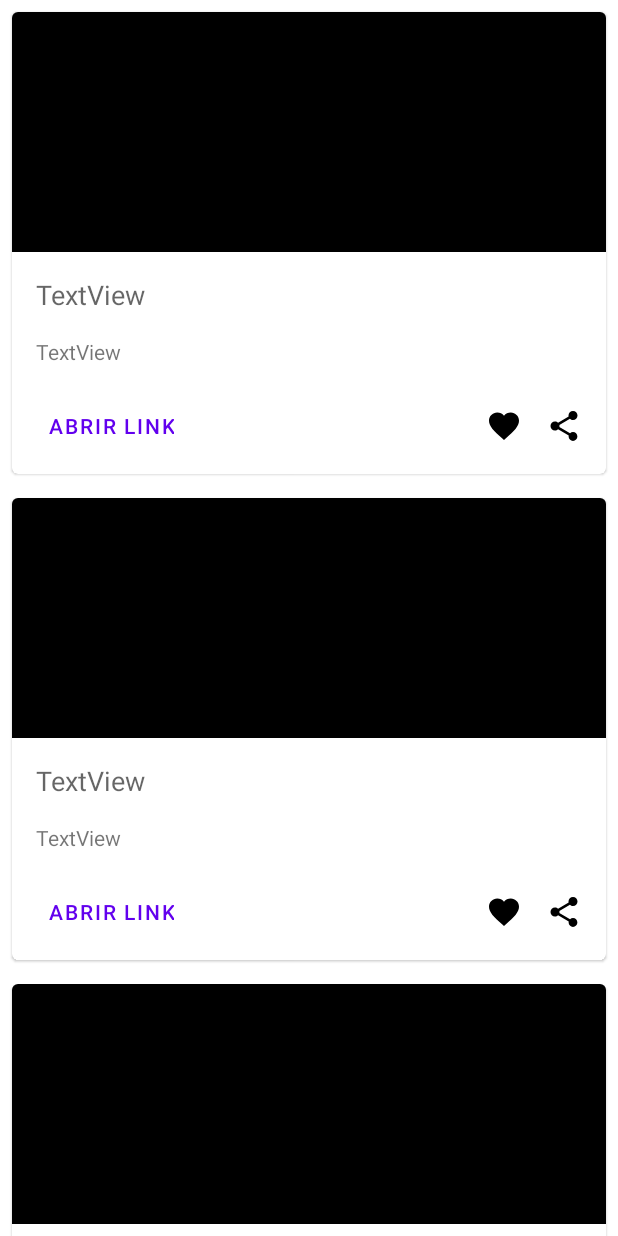
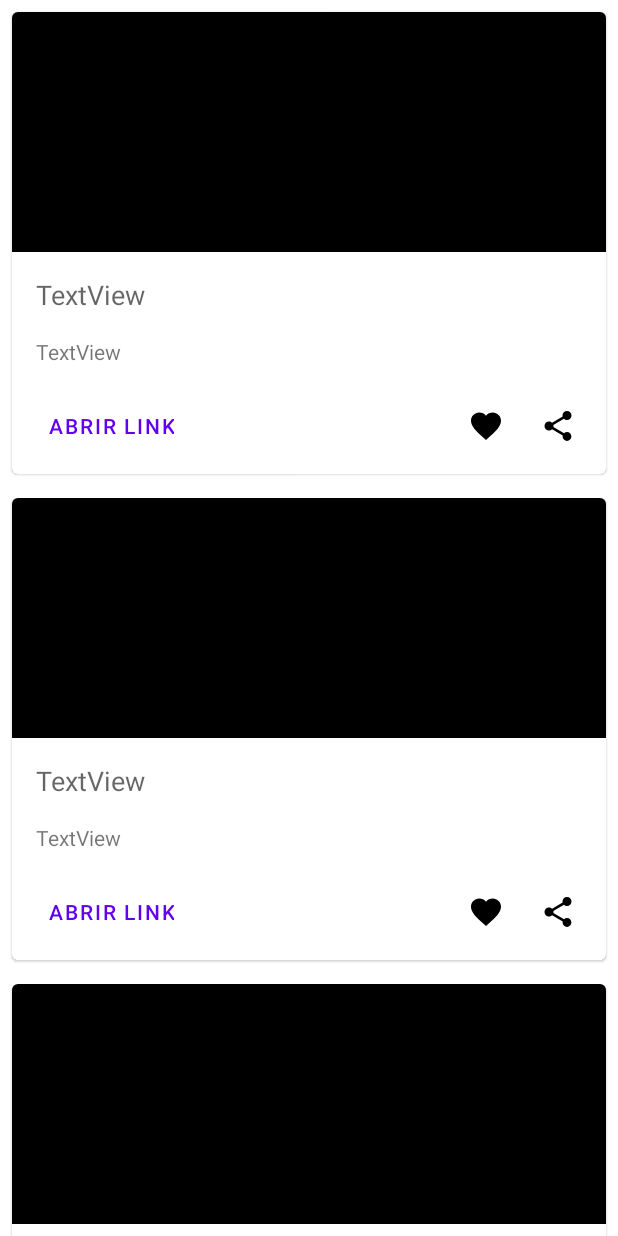
Before and after one commit to rmlo/app-de-noticias, an Android app: the layout fragment_news.xml on its own in the app's theme, with its tools: preview values and no code run, on a phone screen of 412 x 824 dp. Run offline under Robolectric (Android 15) with nearby library versions, the phone set to English and light mode, and no system bars.

```diff
--- a/app/src/main/AndroidManifest.xml
+++ b/app/src/main/AndroidManifest.xml
@@ -2,6 +2,8 @@
 <manifest xmlns:android="http://schemas.android.com/apk/res/android"
     xmlns:tools="http://schemas.android.com/tools"
     package="br.com.rmlo.appnoticias">
+
+    <uses-permission android:name="android.permission.INTERNET"/>
 
     <application
         android:allowBackup="true"
--- a/app/src/main/res/layout/news_item.xml
+++ b/app/src/main/res/layout/news_item.xml
@@ -15,12 +15,12 @@
             android:id="@+id/ivThumbnail"
             android:layout_width="0dp"
             android:layout_height="@dimen/news_image_height"
+            android:contentDescription="@string/cd_news_image"
+            android:src="@color/black"
             app:layout_constraintEnd_toEndOf="parent"
             app:layout_constraintStart_toStartOf="parent"
             app:layout_constraintTop_toTopOf="parent"
-            tools:srcCompat="@tools:sample/avatars"
-            android:src="@color/black"
-            android:contentDescription="@string/cd_news_image" />
+            tools:srcCompat="@tools:sample/avatars" />
 
         <TextView
             android:id="@+id/tvTitle"
@@ -65,22 +65,30 @@
             android:layout_width="wrap_content"
             android:layout_height="wrap_content"
             android:layout_marginEnd="@dimen/default_margin"
+            android:background="?android:selectableItemBackgroundBorderless"
+            android:clickable="true"
+            android:contentDescription="@string/iv_favorite_icon"
+            android:focusable="true"
+            android:padding="4dp"
             app:layout_constraintBottom_toBottomOf="@+id/btOpenLink"
             app:layout_constraintEnd_toStartOf="@+id/ivShare"
             app:layout_constraintTop_toTopOf="@+id/btOpenLink"
-            app:srcCompat="@drawable/ic_favorite"
-            android:contentDescription="@string/iv_favorite_icon" />
+            app:srcCompat="@drawable/ic_favorite" />
 
         <ImageView
             android:id="@+id/ivShare"
             android:layout_width="wrap_content"
             android:layout_height="wrap_content"
             android:layout_marginEnd="@dimen/default_margin"
+            android:background="?android:selectableItemBackgroundBorderless"
+            android:clickable="true"
+            android:contentDescription="@string/iv_share_icon"
+            android:focusable="true"
+            android:padding="4dp"
             app:layout_constraintBottom_toBottomOf="@+id/btOpenLink"
             app:layout_constraintEnd_toEndOf="parent"
             app:layout_constraintTop_toTopOf="@+id/btOpenLink"
-            app:srcCompat="@drawable/ic_share"
-            android:contentDescription="@string/iv_share_icon" />
+            app:srcCompat="@drawable/ic_share" />
 
     </androidx.constraintlayout.widget.ConstraintLayout>
 </com.google.android.material.card.MaterialCardView>
```
Also changed, not shown: app/build.gradle (+9 -4 lines), app/src/main/java/br/com/rmlo/appnoticias/data/remote/NewsApi.java (added, +11 -0 lines), app/src/main/java/br/com/rmlo/appnoticias/domain/News.java (+19 -5 lines), app/src/main/java/br/com/rmlo/appnoticias/ui/adapter/NewsAdapter.java (+12 -0 lines), app/src/main/java/br/com/rmlo/appnoticias/ui/news/NewsViewModel.java (+35 -10 lines).
